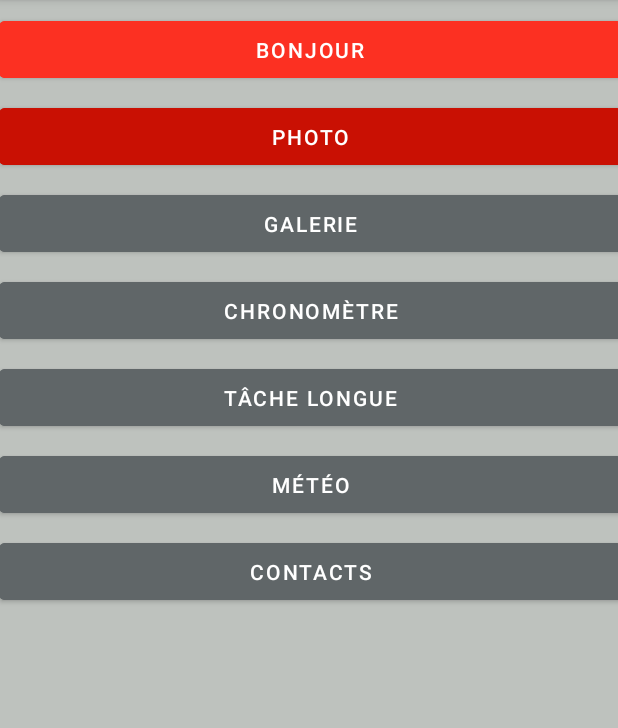
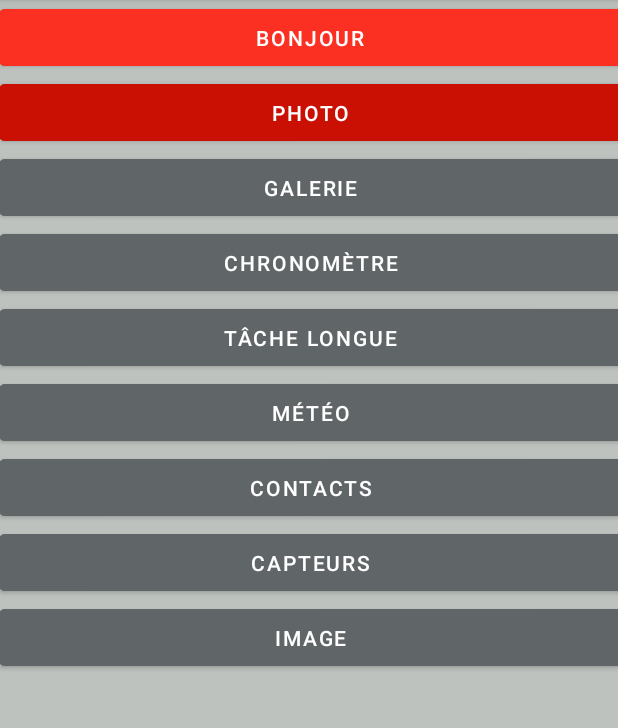
Before and after one commit to Hazvard/MyApplication, an Android app: the screen it shows after launch (MainActivity), on a phone screen of 412 x 824 dp, the part 84-812 px from its top. Run offline under Robolectric (Android 15) with nearby library versions, the phone set to English and light mode, and no system bars.

Commit message:
Début accélérateur metre

```diff
--- a/app/src/main/AndroidManifest.xml
+++ b/app/src/main/AndroidManifest.xml
@@ -29,6 +29,12 @@
             android:supportsRtl="true"
             android:theme="@style/Theme.MyApplication"
             tools:targetApi="31">
+        <activity
+                android:name=".SelectActivity"
+                android:exported="false"/>
+        <activity
+                android:name=".Capteurs"
+                android:exported="false"/>
         <activity
                 android:name=".Contacts"
                 android:exported="false"/>
--- a/app/src/main/java/com/example/myapplication/MainActivity.java
+++ b/app/src/main/java/com/example/myapplication/MainActivity.java
@@ -46,7 +46,9 @@ public class MainActivity extends AppCompatActivity {
         Button tacheL = findViewById(R.id.tache_longue);
         Button galerie = findViewById(R.id.galerie);
         Button meteo = findViewById(R.id.meteo);
-        Button contacts = findViewById(R.id.contact);
+        Button contacts = findViewById(R.id.contact2);
+        Button capteurs = findViewById(R.id.Capteurs);
+        Button select = findViewById(R.id.image);
 
 
         bonjour.setOnClickListener(view -> {
@@ -60,6 +62,16 @@ public class MainActivity extends AppCompatActivity {
 
         contacts.setOnClickListener(view -> {
             Intent intent = new Intent(MainActivity.this, Contacts.class);
+            startActivity(intent);
+        });
+
+        capteurs.setOnClickListener(view -> {
+            Intent intent = new Intent(MainActivity.this, Capteurs.class);
+            startActivity(intent);
+        });
+
+        select.setOnClickListener(view -> {
+            Intent intent = new Intent(MainActivity.this, SelectActivity.class);
             startActivity(intent);
         });
 
--- a/app/src/main/res/layout/activity_main.xml
+++ b/app/src/main/res/layout/activity_main.xml
@@ -8,12 +8,26 @@
         tools:context=".MainActivity" android:backgroundTintMode="add"
         android:background="#BEC2BE">
     <Button
+            android:text="image"
+            android:layout_width="415dp"
+            android:layout_height="50dp" android:id="@+id/image"
+            android:backgroundTint="#606668"
+            app:layout_constraintTop_toBottomOf="@+id/Capteurs" app:layout_constraintStart_toStartOf="parent"
+            app:layout_constraintEnd_toEndOf="parent"/>
+    <Button
             android:text="contacts"
             android:layout_width="415dp"
-            android:layout_height="50dp" android:id="@+id/contact"
+            android:layout_height="50dp" android:id="@+id/contact2"
             android:backgroundTint="#606668"
             app:layout_constraintStart_toStartOf="parent" app:layout_constraintEnd_toEndOf="parent"
-            app:layout_constraintTop_toBottomOf="@+id/meteo" android:layout_marginTop="8dp"/>
+            app:layout_constraintTop_toBottomOf="@+id/meteo"/>
+    <Button
+            android:text="Capteurs"
+            android:layout_width="415dp"
+            android:layout_height="50dp" android:id="@+id/Capteurs"
+            android:backgroundTint="#606668"
+            app:layout_constraintTop_toBottomOf="@+id/contact2" app:layout_constraintStart_toStartOf="parent"
+            app:layout_constraintEnd_toEndOf="parent"/>
     <Button
             android:text="@string/tacheL"
             android:layout_width="415dp"
@@ -21,7 +35,7 @@
             android:backgroundTint="#606668"
             tools:ignore="TextContrastCheck"
             app:layout_constraintStart_toStartOf="parent"
-            app:layout_constraintEnd_toEndOf="parent" android:layout_marginTop="8dp"
+            app:layout_constraintEnd_toEndOf="parent"
             app:layout_constraintTop_toBottomOf="@+id/chrono"/>
     <Button
             android:text="Galerie"
@@ -30,7 +44,7 @@
             android:backgroundTint="#606668"
             tools:ignore="TextContrastCheck"
             app:layout_constraintEnd_toEndOf="parent"
-            app:layout_constraintStart_toStartOf="parent" android:layout_marginTop="8dp"
+            app:layout_constraintStart_toStartOf="parent"
             app:layout_constraintTop_toBottomOf="@+id/photo"/>
     <Button
             android:text="@string/chronometre"
@@ -39,7 +53,7 @@
             android:backgroundTint="#606668"
             tools:ignore="TextContrastCheck"
             app:layout_constraintStart_toStartOf="parent"
-            app:layout_constraintEnd_toEndOf="parent" android:layout_marginTop="8dp"
+            app:layout_constraintEnd_toEndOf="parent"
             app:layout_constraintTop_toBottomOf="@+id/galerie"/>
     <Button
             android:text="@string/bonjour"
@@ -49,7 +63,8 @@
             tools:ignore="TextContrastCheck"
             app:layout_constraintBottom_toTopOf="@+id/photo" app:layout_constraintStart_toStartOf="parent"
             app:layout_constraintHorizontal_bias="0.5" app:layout_constraintEnd_toEndOf="parent"
-            app:layout_constraintTop_toTopOf="parent" android:layout_marginTop="8dp"/>
+            app:layout_constraintTop_toTopOf="parent"
+            app:layout_constraintVertical_bias="0.25"/>
 
     <Button
             android:text="@string/photo"
@@ -58,7 +73,7 @@
             android:backgroundTint="#C91003"
             tools:ignore="TextContrastCheck"
             app:layout_constraintStart_toStartOf="parent"
-            app:layout_constraintEnd_toEndOf="parent" android:layout_marginTop="8dp"
+            app:layout_constraintEnd_toEndOf="parent"
             app:layout_constraintTop_toBottomOf="@+id/bonjour"/>
     <androidx.constraintlayout.widget.Guideline android:layout_width="wrap_content" android:layout_height="wrap_content"
                                                 android:id="@+id/guideline2" app:layout_constraintGuide_begin="20dp"
@@ -71,7 +86,6 @@
             android:layout_height="50dp" android:id="@+id/meteo"
             app:layout_constraintStart_toStartOf="parent"
             app:layout_constraintEnd_toEndOf="parent"
-            android:layout_marginTop="8dp"
             app:layout_constraintTop_toBottomOf="@+id/tache_longue" android:backgroundTint="#606668"/>
 
 </androidx.constraintlayout.widget.ConstraintLayout>
```
Also changed, not shown: app/src/main/java/com/example/myapplication/Capteurs.java (added, +79 -0 lines), app/src/main/java/com/example/myapplication/SelectActivity.java (added, +13 -0 lines), app/src/main/res/layout/activity_capteurs.xml (added, +24 -0 lines), app/src/main/res/layout/activity_select.xml (added, +10 -0 lines).
